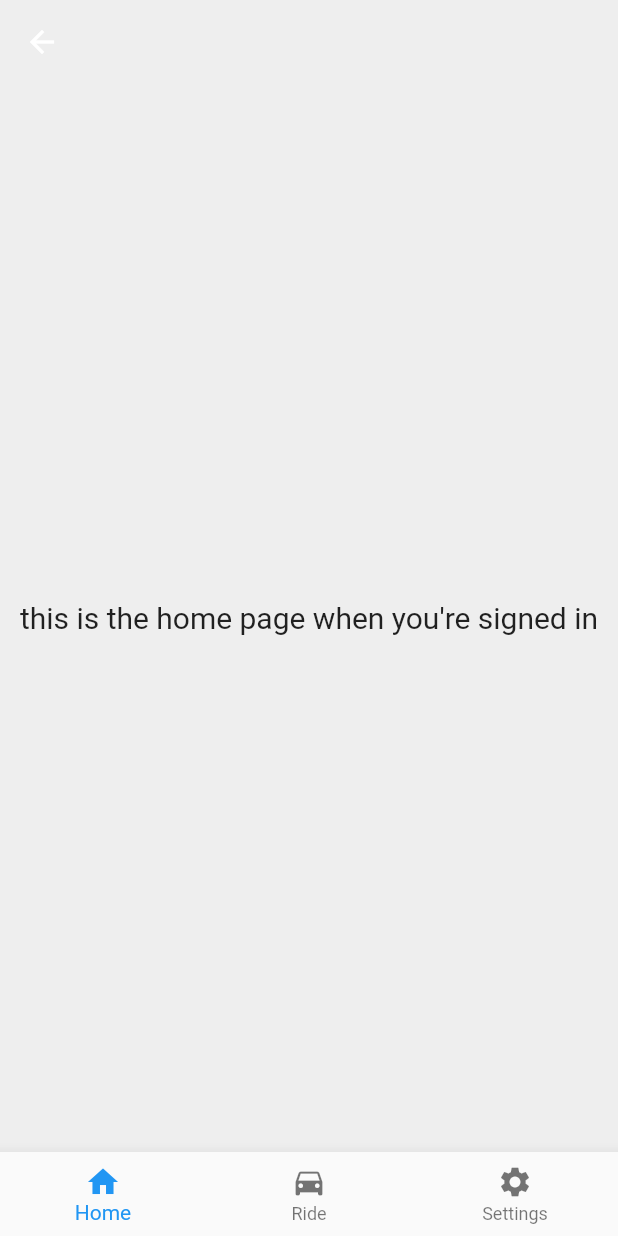
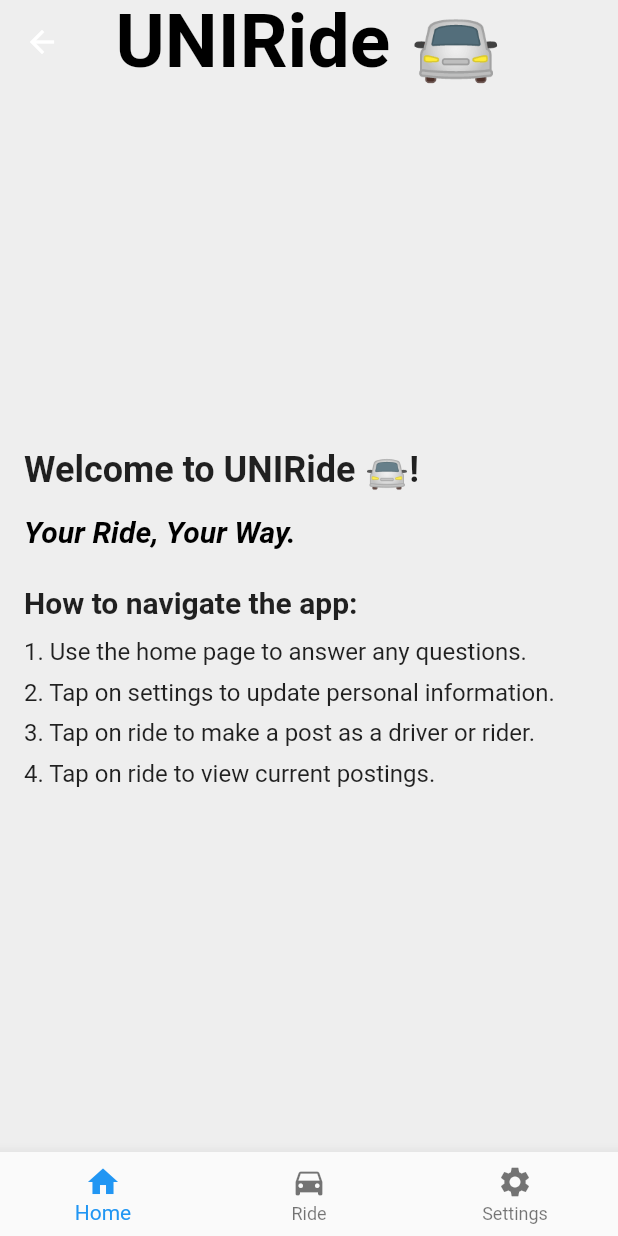
Before and after one commit to SiGMobileUIUC/car_pool_app, a Flutter app: the HomePage screen opened directly, on a phone screen of 412 x 824 dp. Run offline on Flutter 3.47's test engine with Material 2 defaults, Android fonts, the phone set to English and light mode, and no system bars; our stand-ins replace firebase_auth, firebase_core; accounts and stored records are empty.

Commit message:
updated ride.dart, frontpage.dart

```diff
--- a/car_pool_app/lib/screens/frontpage.dart
+++ b/car_pool_app/lib/screens/frontpage.dart
@@ -23,7 +23,7 @@ class FrontPage extends StatelessWidget {
                 crossAxisAlignment: CrossAxisAlignment.center,
                 children: [
                   const Text(
-                    "Welcome To UNIRide!",
+                    "Welcome To UNIRide 🚘!",
                     style: TextStyle(fontWeight: FontWeight.bold, fontSize: 40),
                   ),
                   const SizedBox(
@@ -42,8 +42,8 @@ class FrontPage extends StatelessWidget {
                 ],
               ),
               const Text(
-                "🚘",
-                style: TextStyle(fontSize: 200),
+                "🚗",
+                style: TextStyle(fontSize: 250),
               ),
               Column(
                 children: [
--- a/car_pool_app/lib/screens/homepage.dart
+++ b/car_pool_app/lib/screens/homepage.dart
@@ -1,4 +1,97 @@
+// import 'package:flutter/material.dart';
+
+// class HomePage extends StatelessWidget {
+//   const HomePage({
+//     super.key,
+//   });
+
+//   @override
+//   Widget build(BuildContext context) {
+//     return Scaffold(
+//       resizeToAvoidBottomInset: false,
+//       backgroundColor: Colors.grey[200],
+//       appBar: AppBar(
+//         elevation: 0,
+//         backgroundColor: Colors.grey[200],
+//         title: Text(
+//           'UNIRide 🚘',
+//           style: TextStyle(
+//             fontSize: 50,
+//             fontWeight: FontWeight.bold,
+//             color: Color.fromARGB(255, 0, 0, 0),
+//           ),
+//         ),
+//         centerTitle: true,
+//       ),
+//       body: Padding(
+//         padding: const EdgeInsets.all(16.0),
+//         child: Column(
+//           mainAxisAlignment: MainAxisAlignment.center,
+//           crossAxisAlignment: CrossAxisAlignment.stretch,
+//           children: [
+//             Text(
+//               'Welcome to UNIRide 🚘!',
+//               style: TextStyle(
+//                 fontSize: 24,
+//                 fontWeight: FontWeight.bold,
+//               ),
+//             ),
+//             SizedBox(height: 16),
+//             Text(
+//               'Your Ride, Your Way.',
+//               style: TextStyle(
+//                         fontWeight: FontWeight.bold,
+//                         color: Color.fromARGB(255, 0, 0, 0),
+//                         fontSize: 20,
+//                         fontStyle: FontStyle.italic,
+//                         ),
+//             ),
+//             SizedBox(height: 24),
+//             Text(
+//               'How to navigate the app:',
+//               style: TextStyle(
+//                 fontSize: 20,
+//                 fontWeight: FontWeight.bold,
+//               ),
+//             ),
+//             SizedBox(height: 12),
+//             Text(
+//               '1. Use the home page to answer any questions.',
+//               style: TextStyle(fontSize: 16),
+//             ),
+//             SizedBox(height: 8),
+//             Text(
+//               '2. Tap on settings to update personal information.',
+//               style: TextStyle(fontSize: 16),
+//             ),
+//             SizedBox(height: 8),
+//             Text(
+//               '3. Tap on ride to make a post as a driver or rider.',
+//               style: TextStyle(fontSize: 16),
+//             ),
+//             SizedBox(height: 8),
+//             Text(
+//               '4. Tap on ride to view current postings.',
+//               style: TextStyle(fontSize: 16),
+//             ),
+//           ],
+//         ),
+//       ),
+//       bottomNavigationBar: BottomNavigationBar(
+//         items: const [
+//           BottomNavigationBarItem(icon: Icon(Icons.home), label: 'Home'),
+//           BottomNavigationBarItem(
+//               icon: Icon(Icons.directions_car), label: 'Ride'),
+//           BottomNavigationBarItem(
+//               icon: Icon(Icons.settings), label: 'Settings'),
+//         ],
+//       ),
+//     );
+//   }
+// }
+
 import 'package:flutter/material.dart';
+import 'ride.dart'; // Import the ride.dart file
 
 class HomePage extends StatelessWidget {
   const HomePage({
@@ -13,12 +106,68 @@ class HomePage extends StatelessWidget {
       appBar: AppBar(
         elevation: 0,
         backgroundColor: Colors.grey[200],
-        //title: const Text('Carpool App'),
+        title: Text(
+          'UNIRide 🚘',
+          style: TextStyle(
+            fontSize: 50,
+            fontWeight: FontWeight.bold,
+            color: Color.fromARGB(255, 0, 0, 0),
+          ),
+        ),
+        centerTitle: true,
       ),
-      body: const Center(
-        child: Text(
-          'this is the home page when you\'re signed in',
-          style: TextStyle(fontSize: 20),
+      body: Padding(
+        padding: const EdgeInsets.all(16.0),
+        child: Column(
+          mainAxisAlignment: MainAxisAlignment.center,
+          crossAxisAlignment: CrossAxisAlignment.stretch,
+          children: [
+            Text(
+              'Welcome to UNIRide 🚘!',
+              style: TextStyle(
+                fontSize: 24,
+                fontWeight: FontWeight.bold,
+              ),
+            ),
+            SizedBox(height: 16),
+            Text(
+              'Your Ride, Your Way.',
+              style: TextStyle(
+                fontWeight: FontWeight.bold,
+                color: Color.fromARGB(255, 0, 0, 0),
+                fontSize: 20,
+                fontStyle: FontStyle.italic,
+              ),
+            ),
+            SizedBox(height: 24),
+            Text(
+              'How to navigate the app:',
+              style: TextStyle(
+                fontSize: 20,
+                fontWeight: FontWeight.bold,
+              ),
+            ),
+            SizedBox(height: 12),
+            Text(
+              '1. Use the home page to answer any questions.',
+              style: TextStyle(fontSize: 16),
+            ),
+            SizedBox(height: 8),
+            Text(
+              '2. Tap on settings to update personal information.',
+              style: TextStyle(fontSize: 16),
+            ),
+            SizedBox(height: 8),
+            Text(
+              '3. Tap on ride to make a post as a driver or rider.',
+              style: TextStyle(fontSize: 16),
+            ),
+            SizedBox(height: 8),
+            Text(
+              '4. Tap on ride to view current postings.',
+              style: TextStyle(fontSize: 16),
+            ),
+          ],
         ),
       ),
       bottomNavigationBar: BottomNavigationBar(
@@ -29,6 +178,14 @@ class HomePage extends StatelessWidget {
           BottomNavigationBarItem(
               icon: Icon(Icons.settings), label: 'Settings'),
         ],
+        onTap: (int index) {
+          if (index == 1) {
+            Navigator.push(
+              context,
+              MaterialPageRoute(builder: (context) => RidePage()),
+            );
+          }
+        },
       ),
     );
   }
```
Also changed, not shown: car_pool_app/lib/screens/ride.dart (added, +88 -0 lines).
